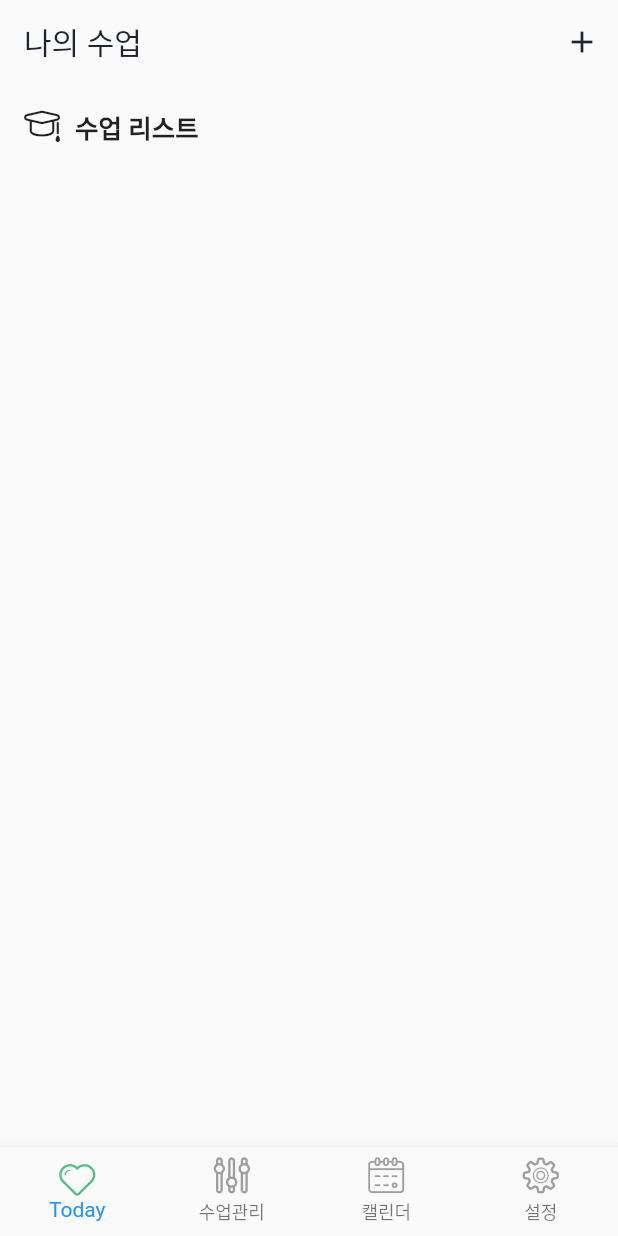
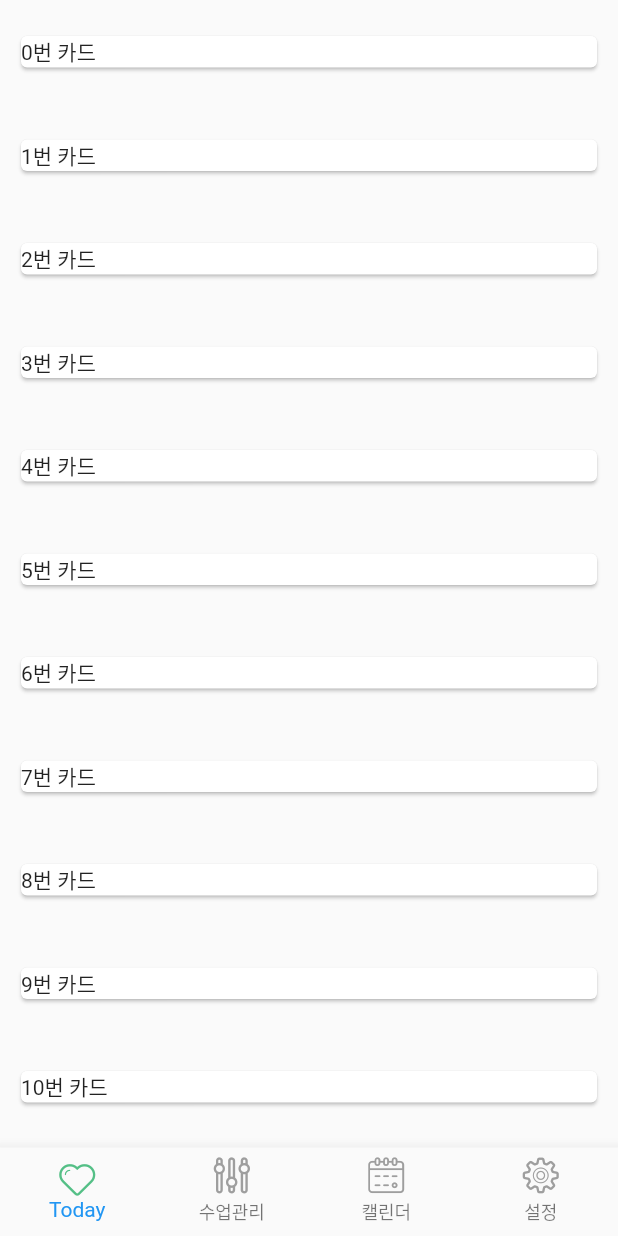
Before and after one commit to zipnyom/semble, a Flutter app: the screen it shows once a user with an empty profile is signed in, on a phone screen of 412 x 824 dp. Run offline on Flutter 3.47's test engine with Material 2 defaults, Android fonts, the light colour scheme and no system bars; drawn by our look-alikes of showcaseview; our stand-ins replace cloud_firestore, extended_image, firebase_auth, firebase_storage, fl_chart, flutter_speed_dial and 8 more; missing offline and left inert: cloud_firestore_web, firebase_auth_web, firebase_core_web, flutter_beacon, nfc_in_flutter, quill_delta and 2 more; accounts and stored records are empty; generated files the repository leaves out were written again.

Commit message:
Landing Screen 도입 결정. Firebase Function을 통한 event 관리 검토중

```diff
--- a/lib/src/constants.dart
+++ b/lib/src/constants.dart
@@ -75,6 +75,7 @@ const Color modalBackgroundColor = Color.fromRGBO(241, 241, 241, 1);
 const String db_col_items = "items";
 const String db_col_vote = "vote";
 const String db_col_class = "class";
+const String db_col_event = "event";
 const String db_col_user = "user";
 String gEmail = "";
 
--- a/lib/src/screens/main/account_page.dart
+++ b/lib/src/screens/main/account_page.dart
@@ -221,7 +221,7 @@ class _AccountPageState extends State<AccountPage> {
                       crossAxisAlignment: CrossAxisAlignment.start,
                       children: [
                         Text(
-                          pUser.user.displayName,
+                          pUser.user.displayName ?? "temp name",
                           style: kListTitleStyle,
                         ),
                         SizedBox(
--- /dev/null
+++ b/lib/src/screens/main/landing_screen.dart
@@ -0,0 +1,49 @@
+import 'package:cloud_firestore/cloud_firestore.dart';
+import 'package:firebase_auth/firebase_auth.dart';
+import 'package:flutter/material.dart';
+import 'package:flutter_staggered_animations/flutter_staggered_animations.dart';
+import 'package:schuul/src/constants.dart';
+
+class LandingScreen extends StatefulWidget {
+  const LandingScreen({
+    Key key,
+  }) : super(key: key);
+  @override
+  _LandingScreenState createState() => _LandingScreenState();
+}
+
+class _LandingScreenState extends State<LandingScreen> {
+  @override
+  Widget build(BuildContext context) {
+    return Scaffold(
+        body: Container(
+      child: StreamBuilder(
+          stream: Firestore.instance.collection(db_col_event).snapshots(),
+          builder: (context, snapshot) {
+            return ListView.builder(
+              shrinkWrap: true,
+              itemCount: 100,
+              itemBuilder: (BuildContext context, int index) {
+                return AnimationConfiguration.staggeredList(
+                  position: index,
+                  duration: const Duration(milliseconds: 100),
+                  child: SlideAnimation(
+                    horizontalOffset: 300.0,
+                    child: FadeInAnimation(
+                        child: Padding(
+                      padding:
+                          EdgeInsets.symmetric(horizontal: 10, vertical: 20),
+                      child: Container(
+                        child: Card(
+                          child: Text("${index}번 카드"),
+                        ),
+                      ),
+                    )),
+                  ),
+                );
+              },
+            );
+          }),
+    ));
+  }
+}
--- a/lib/src/screens/main/main_route.dart
+++ b/lib/src/screens/main/main_route.dart
@@ -15,7 +15,7 @@ class _MainRouteState extends State<MainRoute> {
   TabItem _currentTab = TabItem.home;
   Map<TabItem, GlobalKey<NavigatorState>> _navigatorKeys = {
     TabItem.home: GlobalKey<NavigatorState>(),
-    TabItem.dashboard: GlobalKey<NavigatorState>(),
+    TabItem.myclass: GlobalKey<NavigatorState>(),
     TabItem.calendar: GlobalKey<NavigatorState>(),
     TabItem.setting: GlobalKey<NavigatorState>(),
   };
@@ -52,7 +52,9 @@ class _MainRouteState extends State<MainRoute> {
           MultiProvider(providers: [
             ChangeNotifierProvider.value(value: ClassProvider()),
           ], child: _buildOffstageNavigator(TabItem.home)),
-          _buildOffstageNavigator(TabItem.dashboard),
+          MultiProvider(providers: [
+            ChangeNotifierProvider.value(value: ClassProvider()),
+          ], child: _buildOffstageNavigator(TabItem.myclass)),
           _buildOffstageNavigator(TabItem.calendar),
           _buildOffstageNavigator(TabItem.setting),
         ]),
--- a/lib/src/widgets/bottom_navigation.dart
+++ b/lib/src/widgets/bottom_navigation.dart
@@ -3,13 +3,15 @@ import 'package:schuul/src/constants.dart';
 import 'package:schuul/src/presentation/custom_icon_icons.dart';
 import 'package:schuul/src/screens/main/account_page.dart';
 import 'package:schuul/src/screens/main/calendar_page.dart';
+import 'package:schuul/src/screens/main/class/class_detail_screen.dart';
 import 'package:schuul/src/screens/main/class/class_list_screen.dart';
+import 'package:schuul/src/screens/main/landing_screen.dart';
 
-enum TabItem { home, dashboard, calendar, setting }
+enum TabItem { home, myclass, calendar, setting }
 
 Map<TabItem, String> tabName = {
   TabItem.home: 'Today',
-  TabItem.dashboard: '수업관리',
+  TabItem.myclass: '수업관리',
   TabItem.calendar: '캘린더',
   TabItem.setting: '설정',
 };
@@ -22,15 +24,17 @@ Map<TabItem, Widget> activeTab = {
   // TabItem.home: QuizList(),
   // TabItem.home: NewQuiz(),
   // TabItem.home: NewClassScreen(),
-  TabItem.home: ClassListScreen(),
-  TabItem.dashboard: ClassListScreen(),
+  // TabItem.home: ClassListScreen(),
+  // TabItem.home: ClassDetailScreen(),
+  TabItem.home: LandingScreen(),
+  TabItem.myclass: ClassListScreen(),
   TabItem.calendar: CalendarPage(),
   TabItem.setting: AccountPage()
 };
 
 Map<TabItem, IconData> tabIcon = {
   TabItem.home: CustomIcon.heart,
-  TabItem.dashboard: CustomIcon.params,
+  TabItem.myclass: CustomIcon.params,
   TabItem.calendar: CustomIcon.calendar,
   TabItem.setting: CustomIcon.cog
 };
@@ -46,7 +50,7 @@ class BottomNavigation extends StatelessWidget {
       type: BottomNavigationBarType.fixed,
       items: [
         _buildItem(tabItem: TabItem.home),
-        _buildItem(tabItem: TabItem.dashboard),
+        _buildItem(tabItem: TabItem.myclass),
         _buildItem(tabItem: TabItem.calendar),
         _buildItem(tabItem: TabItem.setting),
       ],
```
Also changed, not shown: lib/src/data/enums/event_type.dart (added, +24 -0 lines).
